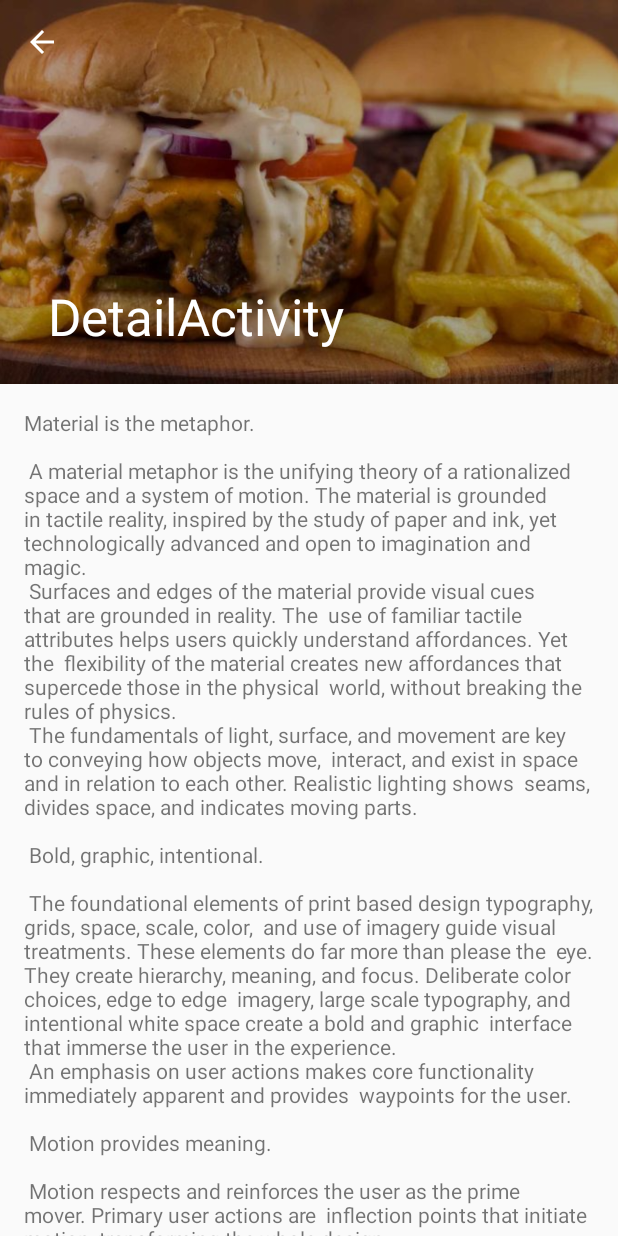
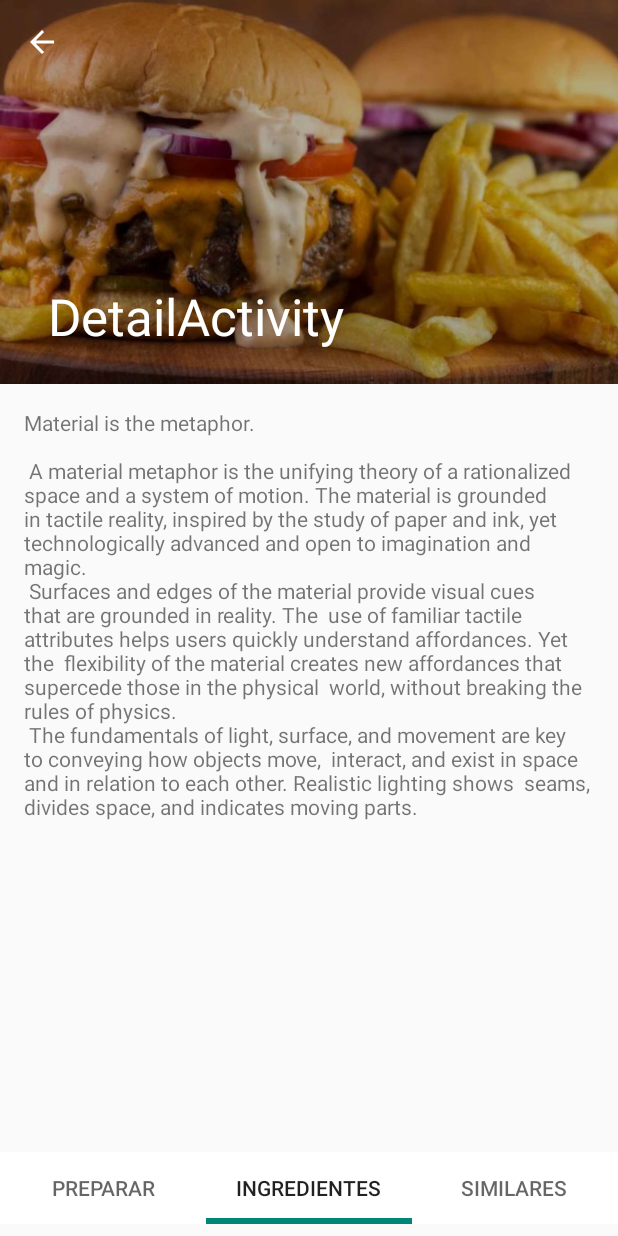
Before and after one commit to Mac3495/FoodAppUI, an Android app: the DetailActivity screen opened directly, with no data from a screen before it, on a phone screen of 412 x 824 dp. Run offline under Robolectric (Android 15) with nearby library versions, the phone set to English and light mode, and no system bars; 5 statements that could not run were skipped.

Commit message:
added TabLayout

```diff
--- /dev/null
+++ b/app/src/main/java/com/project/rafa/yourfood/adapter/TabDetailAdapter.java
@@ -0,0 +1,39 @@
+package com.project.rafa.yourfood.adapter;
+
+import android.os.Bundle;
+import android.support.annotation.Nullable;
+import android.support.v4.app.Fragment;
+import android.support.v4.app.FragmentManager;
+import android.support.v4.app.FragmentStatePagerAdapter;
+import java.util.ArrayList;
+import java.util.List;
+
+public class TabDetailAdapter extends FragmentStatePagerAdapter {
+    private final List<Fragment> mFragmentList = new ArrayList<>();
+    private final List<String> mFragmentTitleList = new ArrayList<>();
+    public TabDetailAdapter(FragmentManager fm) {
+        super(fm);
+    }
+    @Override
+    public Fragment getItem(int position) {
+        return mFragmentList.get(position);
+    }
+    public void addFragment(Fragment fragment,String title, String nombre, String ingrediente, String preparacion) {
+        Bundle bundle = new Bundle();
+        bundle.putString("nombre",nombre);
+        bundle.putString("ingrediente",ingrediente);
+        bundle.putString("preparacion",preparacion);
+        fragment.setArguments(bundle);
+        mFragmentList.add(fragment);
+        mFragmentTitleList.add(title);
+    }
+    @Nullable
+    @Override
+    public CharSequence getPageTitle(int position) {
+        return mFragmentTitleList.get(position);
+    }
+    @Override
+    public int getCount() {
+        return mFragmentList.size();
+    }
+}
--- a/app/src/main/java/com/project/rafa/yourfood/ui/DetailActivity.java
+++ b/app/src/main/java/com/project/rafa/yourfood/ui/DetailActivity.java
@@ -3,6 +3,9 @@ package com.project.rafa.yourfood.ui;
 import android.os.Bundle;
 import android.support.design.widget.FloatingActionButton;
 import android.support.design.widget.Snackbar;
+import android.support.design.widget.TabLayout;
+import android.support.v4.app.Fragment;
+import android.support.v4.view.ViewPager;
 import android.support.v7.app.ActionBar;
 import android.support.v7.app.AppCompatActivity;
 import android.support.v7.widget.Toolbar;
@@ -11,12 +14,17 @@ import android.widget.ImageView;
 import android.widget.TextView;
 
 import com.project.rafa.yourfood.R;
+import com.project.rafa.yourfood.adapter.TabDetailAdapter;
 import com.project.rafa.yourfood.data.Food;
 
 public class DetailActivity extends AppCompatActivity {
 
     ImageView img;
     TextView textView;
+
+    private TabDetailAdapter adapter;
+    private TabLayout tabLayout;
+    private ViewPager viewPager;
 
     @Override
     protected void onCreate(Bundle savedInstanceState) {
@@ -39,5 +47,18 @@ public class DetailActivity extends AppCompatActivity {
         img.setImageResource(food.getImg());
         textView.setText(food.getIngredients());
 
+
+
+        viewPager = (ViewPager) findViewById(R.id.htab_viewpager);
+        tabLayout = (TabLayout) findViewById(R.id.tabLayout);
+        adapter = new TabDetailAdapter(getSupportFragmentManager());
+        adapter.addFragment(new Fragment(), "Preparar", "nombre", "ingrediente", "preparacion");
+        adapter.addFragment(new Fragment(), "Ingredientes", "nombre", "ingrediente", "preparacion");
+        adapter.addFragment(new Fragment(), "Similares",  "nombre", "ingrediente", "preparacion");
+        viewPager.setAdapter(adapter);
+
+        tabLayout.setupWithViewPager(viewPager);
+        viewPager.setCurrentItem(1, false);
+
     }
 }
--- a/app/src/main/res/layout/activity_detail.xml
+++ b/app/src/main/res/layout/activity_detail.xml
@@ -1,10 +1,17 @@
 <?xml version="1.0" encoding="utf-8"?>
-<android.support.design.widget.CoordinatorLayout xmlns:android="http://schemas.android.com/apk/res/android"
+
+<android.support.constraint.ConstraintLayout xmlns:android="http://schemas.android.com/apk/res/android"
     xmlns:app="http://schemas.android.com/apk/res-auto"
     xmlns:tools="http://schemas.android.com/tools"
     android:layout_width="match_parent"
     android:layout_height="match_parent"
-    android:fitsSystemWindows="true"
+    tools:context=".ui.DetailActivity">
+
+
+    <android.support.design.widget.CoordinatorLayout
+        android:layout_width="match_parent"
+        android:layout_height="564dp"
+        app:layout_constraintTop_toTopOf="parent"
         tools:context=".ui.DetailActivity">
 
         <android.support.design.widget.AppBarLayout
@@ -64,8 +71,22 @@
         android:layout_height="match_parent"
         app:layout_behavior="@string/appbar_scrolling_view_behavior"/>
 
+
         <include layout="@layout/content_detail" />
 
 
+    </android.support.design.widget.CoordinatorLayout>
+    <android.support.design.widget.TabLayout
+        android:id="@+id/tabLayout"
+        android:layout_width="match_parent"
+        android:layout_height="wrap_content"
+        android:minHeight="?actionBarSize"
+        app:layout_constraintBottom_toBottomOf="parent"
+        app:tabBackground="@android:color/white"
+        app:tabGravity="fill"
+        app:tabIndicatorColor="@color/colorPrimary"
+        app:tabIndicatorHeight="4dp"
+        app:tabMode="fixed"
+        app:tabTextAppearance="@style/TabStyle"></android.support.design.widget.TabLayout>
 
-</android.support.design.widget.CoordinatorLayout>
+</android.support.constraint.ConstraintLayout>
--- a/app/src/main/res/values/styles.xml
+++ b/app/src/main/res/values/styles.xml
@@ -17,4 +17,9 @@
 
     <style name="AppTheme.PopupOverlay" parent="ThemeOverlay.AppCompat.Light" />
 
+    <style name="TabStyle" parent="TextAppearance.Design.Tab">
+        <item name="android:textSize">14sp</item>
+    </style>
+
+
 </resources>
```
Also changed, not shown: 5 other files. Lines whose indentation alone changed are shown as unchanged.
